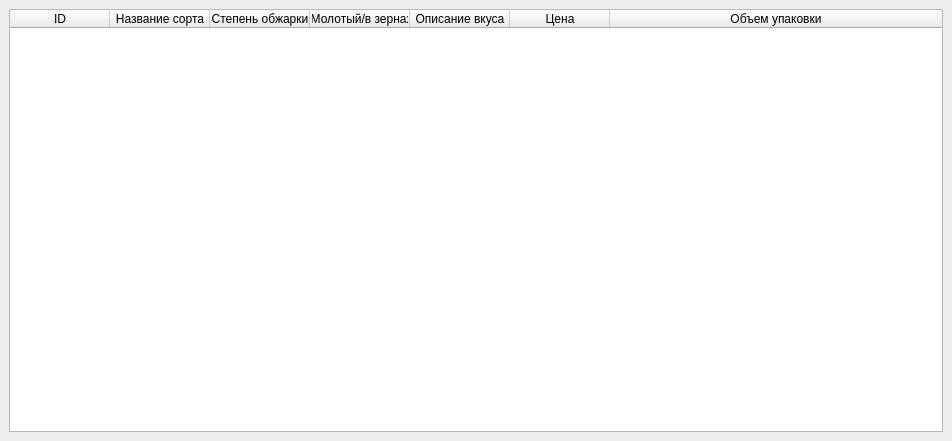
Old version of the form main.ui in the repository Dmitry123654789/CoffeEx.
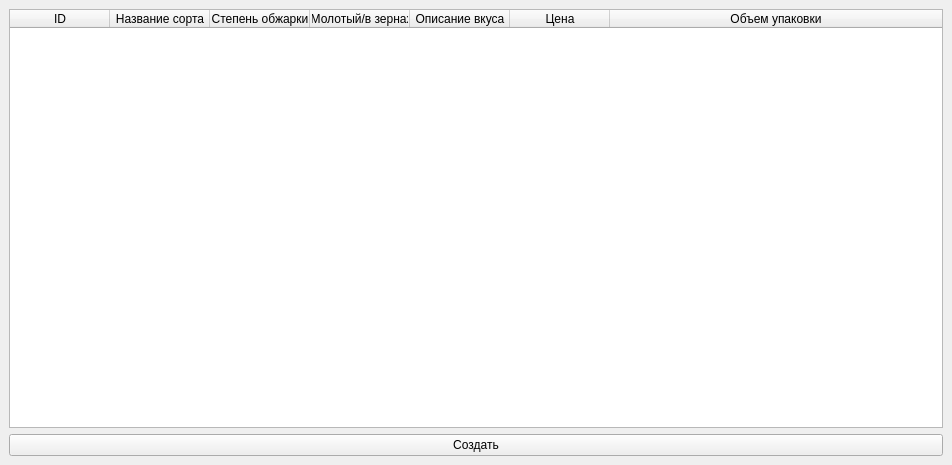
New version of the form.

Diff of the .ui file:
```diff
--- a/main.ui
+++ b/main.ui
@@ -7,7 +7,7 @@
     <x>0</x>
     <y>0</y>
     <width>952</width>
-    <height>441</height>
+    <height>465</height>
    </rect>
   </property>
   <property name="windowTitle">
@@ -72,6 +72,13 @@
       </column>
      </widget>
     </item>
+    <item>
+     <widget class="QPushButton" name="btn_create_edit_main">
+      <property name="text">
+       <string>Создать</string>
+      </property>
+     </widget>
+    </item>
    </layout>
   </widget>
  </widget>
```
